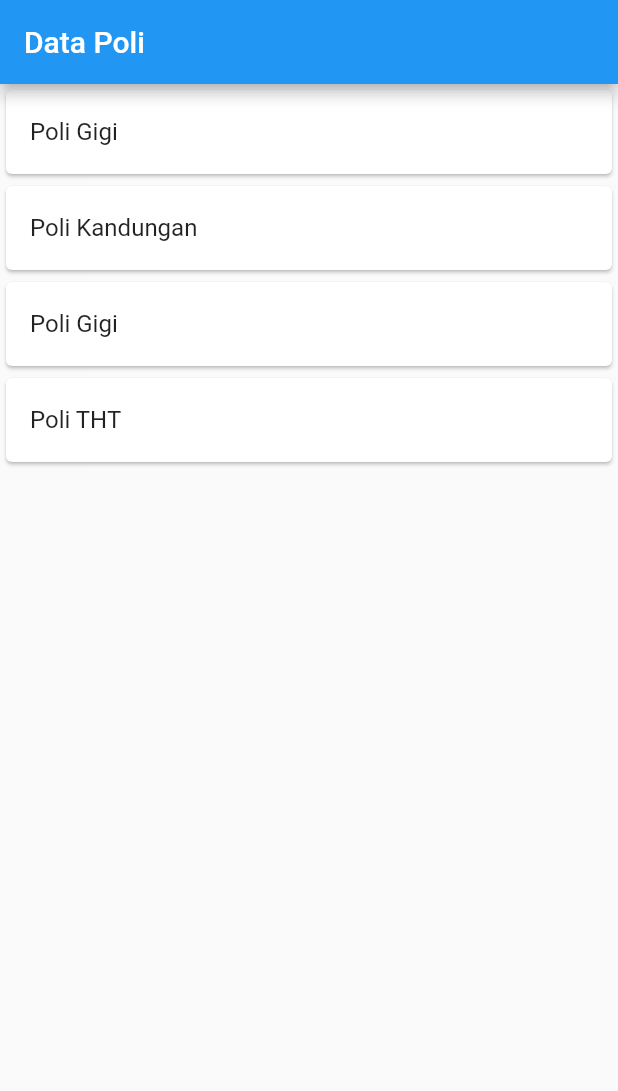
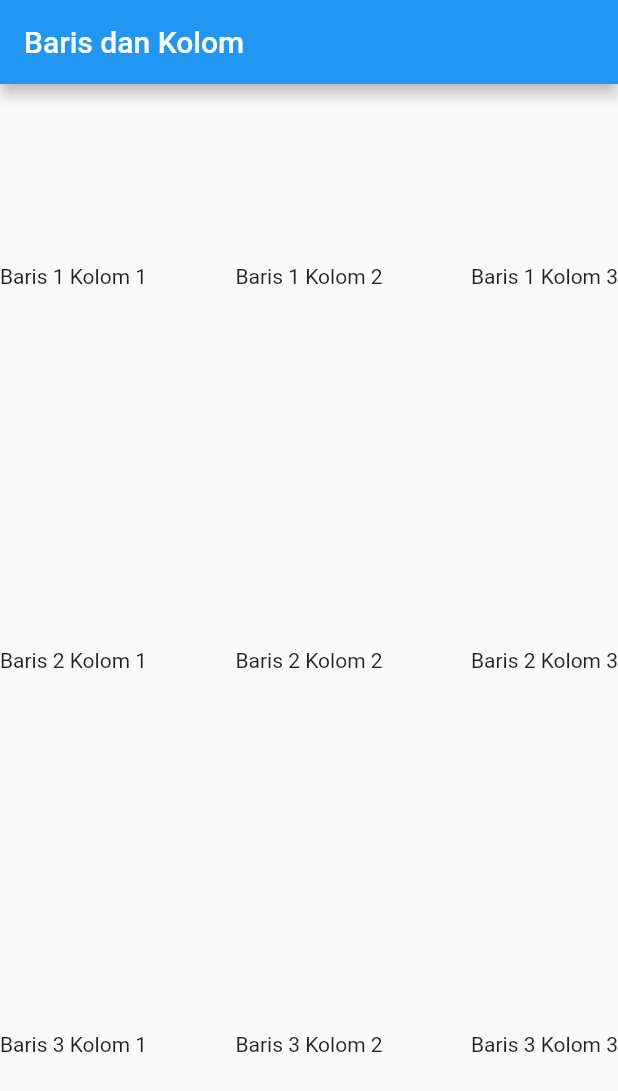
Before and after one commit to Muhamadrenald/aplikasi_flutter_pertamaku, a Flutter app: the screen it shows after launch, on a phone screen of 412 x 824 dp. Shown: the top 1091 px of the screen. Run offline on Flutter 3.47's test engine with Material 2 defaults, Android fonts, the phone set to English and light mode, and no system bars.

Commit message:
tugas pertemuan 4

```diff
--- /dev/null
+++ b/lib/baris_kolom.dart
@@ -0,0 +1,80 @@
+import 'package:flutter/material.dart';
+
+class BarisKolom extends StatefulWidget {
+  const BarisKolom({super.key});
+
+  @override
+  State<BarisKolom> createState() => _BarisKolomState();
+}
+
+class _BarisKolomState extends State<BarisKolom> {
+  @override
+  Widget build(BuildContext context) {
+    return MaterialApp(
+      home: Scaffold(
+        appBar: AppBar(title: const Text("Baris dan Kolom")),
+        body: Container(
+          child: Column(
+            mainAxisAlignment: MainAxisAlignment.spaceAround,
+            children: <Widget>[
+              Row(
+                children: [
+                  Text(
+                    "Baris 1 Kolom 1",
+                    textAlign: TextAlign.left,
+                  ),
+                  Spacer(),
+                  Text(
+                    "Baris 1 Kolom 2",
+                    textAlign: TextAlign.center,
+                  ),
+                  Spacer(),
+                  Text(
+                    "Baris 1 Kolom 3",
+                    textAlign: TextAlign.right,
+                  ),
+                ],
+              ),
+              Row(
+                children: [
+                  Text(
+                    "Baris 2 Kolom 1",
+                    textAlign: TextAlign.left,
+                  ),
+                  Spacer(),
+                  Text(
+                    "Baris 2 Kolom 2",
+                    textAlign: TextAlign.center,
+                  ),
+                  Spacer(),
+                  Text(
+                    "Baris 2 Kolom 3",
+                    textAlign: TextAlign.right,
+                  ),
+                ],
+              ),
+              Row(
+                children: [
+                  Text(
+                    "Baris 3 Kolom 1",
+                    textAlign: TextAlign.left,
+                  ),
+                  Spacer(),
+                  Text(
+                    "Baris 3 Kolom 2",
+                    textAlign: TextAlign.center,
+                  ),
+                  Spacer(),
+                  Text(
+                    "Baris 3 Kolom 3",
+                    textAlign: TextAlign.right,
+                  ),
+                ],
+              ),
+            ],
+          ),
+        ),
+      ),
+    );
+  }
+}
--- a/lib/main.dart
+++ b/lib/main.dart
@@ -1,15 +1,19 @@
 import 'package:flutter/material.dart';
-import '/ui/poli_page.dart';
+import 'baris_kolom.dart';
 
-void main() => runApp(MyApp());
+void main() {
+  runApp(const MyApp());
+}
 
 class MyApp extends StatelessWidget {
+  const MyApp({Key? key}) : super(key: key);
+
   @override
   Widget build(BuildContext context) {
-    return MaterialApp(
-      title: 'Klinik APP',
+    return const MaterialApp(
       debugShowCheckedModeBanner: false,
-      home: PoliPage(),
+      title: 'Latihan',
+      home: BarisKolom(),
     );
   }
 }
--- a/lib/model/poli.dart
+++ /dev/null
@@ -1,6 +0,0 @@
-class Poli {
-  String? id;
-  String namaPoli;
-
-  Poli({this.id, required this.namaPoli});
-}
--- a/lib/ui/poli_page.dart
+++ /dev/null
@@ -1,79 +0,0 @@
-import 'package:flutter/material.dart';
-import '../model/poli.dart';
-import 'poli_detail.dart';
-
-class PoliPage extends StatefulWidget {
-  const PoliPage({super.key});
-
-  @override
-  State<PoliPage> createState() => _PoliPageState();
-}
-
-class _PoliPageState extends State<PoliPage> {
-  @override
-  Widget build(BuildContext context) {
-    return Scaffold(
-      appBar: AppBar(title: const Text("Data Poli")),
-      body: ListView(
-        children: [
-          GestureDetector(
-            child: Card(
-              child: ListTile(
-                title: const Text("Poli Gigi"),
-              ),
-            ),
-            onTap: () {
-              Poli poliGigi = new Poli(namaPoli: "Poli Gigi");
-              Navigator.push(
-                  context,
-                  MaterialPageRoute(
-                      builder: (context) => PoliDetail(poli: poliGigi)));
-            },
-          ),
-          GestureDetector(
-            child: Card(
-              child: ListTile(
-                title: const Text("Poli Kandungan"),
-              ),
-            ),
-            onTap: () {
-              Poli poliKandungan = new Poli(namaPoli: "Poli Kandungan");
-              Navigator.push(
-                  context,
-                  MaterialPageRoute(
-                      builder: (context) => PoliDetail(poli: poliKandungan)));
-            },
-          ),
-          GestureDetector(
-            child: Card(
-              child: ListTile(
-                title: const Text("Poli Gigi"),
-              ),
-            ),
-            onTap: () {
-              Poli poliGigi = new Poli(namaPoli: "Poli Gigi");
-              Navigator.push(
-                  context,
-                  MaterialPageRoute(
-                      builder: (context) => PoliDetail(poli: poliGigi)));
-            },
-          ),
-          GestureDetector(
-            child: Card(
-              child: ListTile(
-                title: const Text("Poli THT"),
-              ),
-            ),
-            onTap: () {
-              Poli poliTHT = new Poli(namaPoli: "Poli THT");
-              Navigator.push(
-                  context,
-                  MaterialPageRoute(
-                      builder: (context) => PoliDetail(poli: poliTHT)));
-            },
-          ),
-        ],
-      ),
-    );
-  }
-}
```
Also changed, not shown: lib/ui/poli_detail.dart (deleted, +0 -44 lines).
